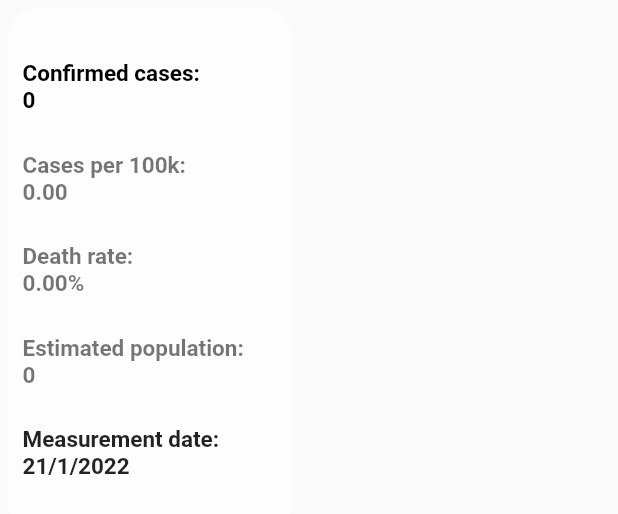
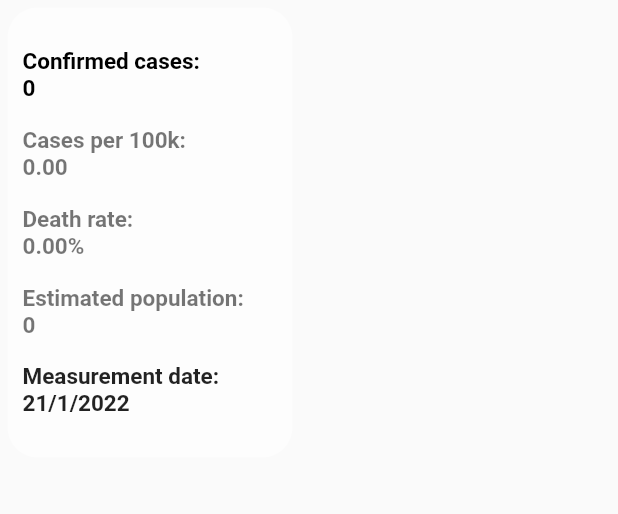
Before and after one commit to NityanandaBarbosa/Covid-Per-State, a Flutter app: the CasesCard widget shown alone on an empty page, opened directly with empty values, on a phone screen of 412 x 824 dp. Shown: the top 514 px of the screen. Run offline on Flutter 3.47's test engine with Material 2 defaults, Android fonts, the phone set to English and light mode, and no system bars; our stand-ins replace dartz, dio, flutter_mobx, flutter_modular, mobx; missing offline and left inert: edge_alerts; accounts and stored records are empty; generated files the repository leaves out were written again.

Commit message:
Add strings and numbers into constants archives

```diff
--- a/lib/app/modules/home/components/CasesCard.dart
+++ b/lib/app/modules/home/components/CasesCard.dart
@@ -1,5 +1,6 @@
 import 'package:brazil_covid_per_state/app/modules/home/models/CasesModels.dart';
 import 'package:brazil_covid_per_state/app/shared/consts/AppConsts.dart';
+import 'package:brazil_covid_per_state/app/shared/consts/AppStrings.dart';
 import 'package:brazil_covid_per_state/app/shared/sytles/ComponentsStyles.dart';
 import 'package:flutter/material.dart';
 
@@ -12,20 +13,20 @@ class CasesCard extends StatelessWidget {
     return Padding(
         padding: const EdgeInsets.all(AppConsts.five),
         child: Container(
-          height: 350,
-          width: 190,
+          height: AppConsts.threeHundredFifety,
+          width: AppConsts.hundredNinety,
           decoration: ComponentsStyles.backgroundLoginDecoration,
           child: Padding(
-            padding: const EdgeInsets.all(AppConsts.ten),
+            padding: EdgeInsets.all(AppConsts.ten),
             child: Column(
               mainAxisAlignment: MainAxisAlignment.spaceEvenly,
               crossAxisAlignment: CrossAxisAlignment.start,
               children: [
-                Text("Confirmed cases:\n${result.confirmed}", style: ComponentsStyles.bold15Black),
-                Text("Cases per 100k:\n${result.confirmedPer100KInhabitants.toStringAsFixed(2)}", style:ComponentsStyles.bold15Black54,),
-                Text("Death rate:\n${(result.deathRate*100).toStringAsFixed(2)}%", style:ComponentsStyles.bold15Black54,),
-                Text("Estimated population:\n${result.estimatedPopulation}", style: ComponentsStyles.bold15Black54,),
-                Text("Measurement date:\n${result.date.day}/${result.date.month}/${result.date.year}", style: ComponentsStyles.bold15Black87,)
+                Text("${AppStrings.confirmedCases}${result.confirmed}", style: ComponentsStyles.bold15Black),
+                Text("${AppStrings.casesPerCard}${result.confirmedPer100KInhabitants.toStringAsFixed(2)}", style:ComponentsStyles.bold15Black54,),
+                Text("${AppStrings.deathRate}${(result.deathRate*100).toStringAsFixed(2)}%", style:ComponentsStyles.bold15Black54,),
+                Text("${AppStrings.estimatPopulation}${result.estimatedPopulation}", style: ComponentsStyles.bold15Black54,),
+                Text("${AppStrings.measurementDate}${result.date.day}/${result.date.month}/${result.date.year}", style: ComponentsStyles.bold15Black87,)
               ],
             ),
           ),
--- a/lib/app/modules/login/login_store.dart
+++ b/lib/app/modules/login/login_store.dart
@@ -1,4 +1,5 @@
 import 'package:brazil_covid_per_state/app/modules/login/repository/login_repository.dart';
+import 'package:brazil_covid_per_state/app/shared/consts/AppStrings.dart';
 import 'package:flutter/cupertino.dart';
 import 'package:flutter_modular/flutter_modular.dart';
 import 'package:mobx/mobx.dart';
@@ -38,7 +39,7 @@ abstract class _LoginStoreBase with Store {
         username: usernameController.text, password: passwordController.text);
     response.fold((l) => setLoginException(l), (r) {
       setLogged(true);
-      Modular.to.pushNamed("/registered_states");
+      Modular.to.pushNamed("${AppStrings.statesList}");
     });
   }
 }
--- a/lib/app/shared/consts/AppConsts.dart
+++ b/lib/app/shared/consts/AppConsts.dart
@@ -15,13 +15,24 @@ class AppConsts {
   static const fourPointSixPercent = 0.046;
 
   //*Double
+  static const threeHundredFifety = 300.0;
+  static const threeHundred = 300.0;
+  static const twoHundred = 300.0;
+  static const hundredNinety = 190.0;
+  static const forty = 25.0;
   static const twentyFive = 25.0;
+  static const twenty = 20.0;
   static const ten = 10.0;
   static const five = 5.0;
+  static const zero = 0.0;
+
+  //Int
+  static const delayTwo = 2;
 
   //*Api URL
   static const baseUrl = "https://api.brasil.io/v1/dataset/covid19/caso/data/";
-  static const apiFilter = "?search=&date=&state=&place_type=state&is_last=&city_ibge_code";
+  static const apiFilter =
+      "?search=&date=&state=&place_type=state&is_last=&city_ibge_code";
 
   //*ApiToken
   static const apiToken = "Token 8b34c604f8c467c5950550f6870bde20dc5229fb";
--- a/lib/app/shared/consts/AppStrings.dart
+++ b/lib/app/shared/consts/AppStrings.dart
@@ -1,3 +1,29 @@
 class AppStrings {
+  //Common
+  static const appTitle = "Brazil Covid Analytics";
+  static const confirmedCases = "Confirmed cases:\n";
 
+  //CasesCard
+  static const casesPerCard = "Cases per 100k:\n";
+  static const deathRate = "Death rate:\n";
+  static const estimatPopulation = "Estimated population:\n";
+  static const measurementDate = "Measurement date:\n";
+
+  //StateCard
+  static const lastMeasurement = "Last measurement:\n";
+
+  //Alert
+  static const error = "Error";
+  static const errorMessage = "It were not possible get states cards";
+  static const wrongUsernameOrPassword = "User or Password incorrect";
+
+  //Login
+  static const accessAcc = "Access your acount";
+  static const email = "Email";
+  static const password = "Password";
+  static const singIn = "Sing In";
+
+  //Routes
+  static const statesList = "/registered_states";
+  static const specificState= "/state/:id";
 }
```
Also changed, not shown: lib/app/modules/home/components/StateCard.dart (+9 -9 lines), lib/app/modules/home/home_page.dart (+11 -6 lines), lib/app/modules/login/login_page.dart (+14 -14 lines).
